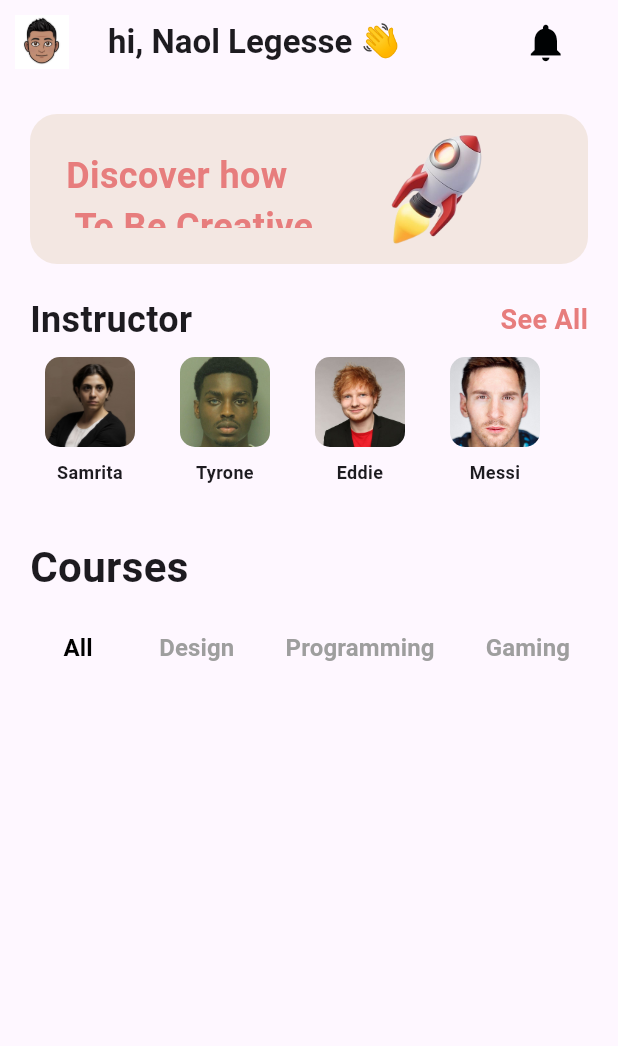
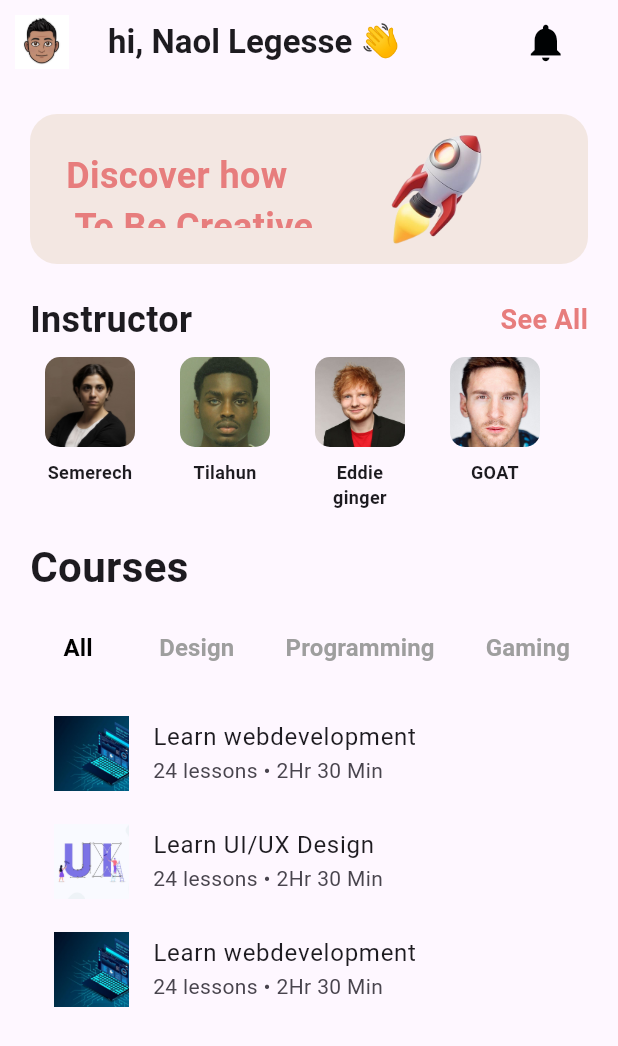
Before and after one commit to naolleg/tutorial_mobile_app, a Flutter app: the screen it shows after launch, on a phone screen of 412 x 824 dp. Shown: the top 1046 px of the screen. Run offline on Flutter 3.47's test engine with Material 3 defaults, Android fonts, the phone set to English and light mode, and no system bars.

Commit message:
courses model made then made it list view then added to home page

```diff
--- a/lib/model/courses.dart
+++ b/lib/model/courses.dart
@@ -1,45 +1,44 @@
-class InstructorModel {
+class CourseModel {
   String courseName;
   String image;
   String duration;
   String lessons;
 
-  InstructorModel(
+  CourseModel(
       {required this.courseName,
       required this.image,
       required this.duration,
       required this.lessons});
 
-  static List<InstructorModel> getInstructors() {
-    List<InstructorModel> instructors = [];
+  static List<CourseModel> getCourses() {
+    List<CourseModel> Courses = [];
 
-    instructors.add(
-      InstructorModel(
+    Courses.add(
+      CourseModel(
           courseName: 'Learn webdevelopment',
           image: 'assets/images/Vector illustration.jpeg',
           lessons: '24 lessons',
           duration: '2Hr 30 Min'),
     );
 
-    instructors.add(
-      InstructorModel(
+    Courses.add(
+      CourseModel(
           courseName: 'Learn UI/UX Design',
           image: 'assets/images/UI UX Design Illustration.jpeg',
           lessons: '24 lessons',
           duration: '2Hr 30 Min'),
     );
 
-    // instructors.add(
-    //   InstructorModel(
-    //     courseName: 'Learn webdevelopment',
-    //     image: 'assets/images/_.jpeg',
-    //     lessons: '24 lessons',
-    //     duration:'2Hr 30 Min'
-    //   ),
-    // );
+    Courses.add(
+      CourseModel(
+          courseName: 'Learn webdevelopment',
+          image: 'assets/images/Vector illustration.jpeg',
+          lessons: '24 lessons',
+          duration: '2Hr 30 Min'),
+    );
 
-    // instructors.add(
-    //   InstructorModel(
+    // Courses.add(
+    //   CourseModel(
     //   courseName: 'Learn webdevelopment',
     //     image: 'assets/images/_.jpeg',
     //     lessons: '24 lessons',
@@ -47,6 +46,6 @@ class InstructorModel {
     //   ),
     // );
 
-    return instructors;
+    return Courses;
   }
 }
--- a/lib/model/instructors.dart
+++ b/lib/model/instructors.dart
@@ -12,28 +12,28 @@ class InstructorModel {
 
     instructors.add(
       InstructorModel(
-        name: 'Samrita',
+        name: 'Semerech',
         profilePath: 'assets/images/_.jpeg',
       ),
     );
 
     instructors.add(
       InstructorModel(
-        name: 'Tyrone',
+        name: 'Tilahun',
         profilePath: 'assets/images/enter my mind.jpeg',
       ),
     );
 
     instructors.add(
       InstructorModel(
-        name: 'Eddie',
+        name: 'Eddie ginger',
         profilePath: 'assets/images/Type 4_1 Ed Sheeran.jpeg',
       ),
     );
 
     instructors.add(
       InstructorModel(
-        name: 'Messi',
+        name: 'GOAT',
         profilePath: 'assets/images/Martin Schoeller.jpeg',
       ),
     );
--- a/lib/pages/homepage.dart
+++ b/lib/pages/homepage.dart
@@ -1,10 +1,9 @@
-// ignore_for_file: prefer_const_constructors, prefer_const_literals_to_create_immutables
-
 import 'package:flutter/material.dart';
-import 'package:flutter_svg/flutter_svg.dart';
+import 'package:tutorial_mobile_app/model/courses.dart';
 import 'package:tutorial_mobile_app/model/instructors.dart';
 import 'package:tutorial_mobile_app/widgets/appbar.dart';
 import 'package:tutorial_mobile_app/widgets/courseSubNav.dart';
+import 'package:tutorial_mobile_app/widgets/coursesList.dart';
 import 'package:tutorial_mobile_app/widgets/discover.dart';
 import 'package:tutorial_mobile_app/widgets/instructorslist.dart';
 
@@ -12,6 +11,8 @@ class homepage extends StatefulWidget {
   homepage({super.key});
 
   List<InstructorModel> instructors = [];
+  List<CourseModel> courses = CourseModel.getCourses(); // Load courses here
+
   void _getInitialInfo() {
     instructors = InstructorModel.getInstructors();
   }
@@ -21,7 +22,7 @@ class homepage extends StatefulWidget {
 }
 
 class _homepageState extends State<homepage> {
-  int selectedCourseIndex = 0; // Track the selected course index
+  int selectedCourseIndex = 0;
 
   @override
   void initState() {
@@ -83,6 +84,7 @@ class _homepageState extends State<homepage> {
               setState(() => selectedCourseIndex = index);
             },
           ),
+          courseList(courses: widget.courses),
         ],
       ),
     );
--- /dev/null
+++ b/lib/widgets/coursesList.dart
@@ -0,0 +1,28 @@
+import 'package:flutter/material.dart';
+import 'package:tutorial_mobile_app/model/courses.dart';
+
+class courseList extends StatelessWidget {
+  final List<CourseModel> courses;
+
+  const courseList({required this.courses, super.key});
+
+  @override
+  Widget build(BuildContext context) {
+    return Container(
+      height: 250,
+      padding: EdgeInsets.only(left: 20.0),
+      child: ListView.builder(
+        itemCount: courses.length,
+        itemBuilder: (context, index) {
+          final course = courses[index];
+          return ListTile(
+            leading: Image.asset(course.image,
+                width: 50, height: 50, fit: BoxFit.cover),
+            title: Text(course.courseName),
+            subtitle: Text('${course.lessons} • ${course.duration}'),
+          );
+        },
+      ),
+    );
+  }
+}
```
Also changed, not shown: pubspec.yaml (+2 -6 lines).
